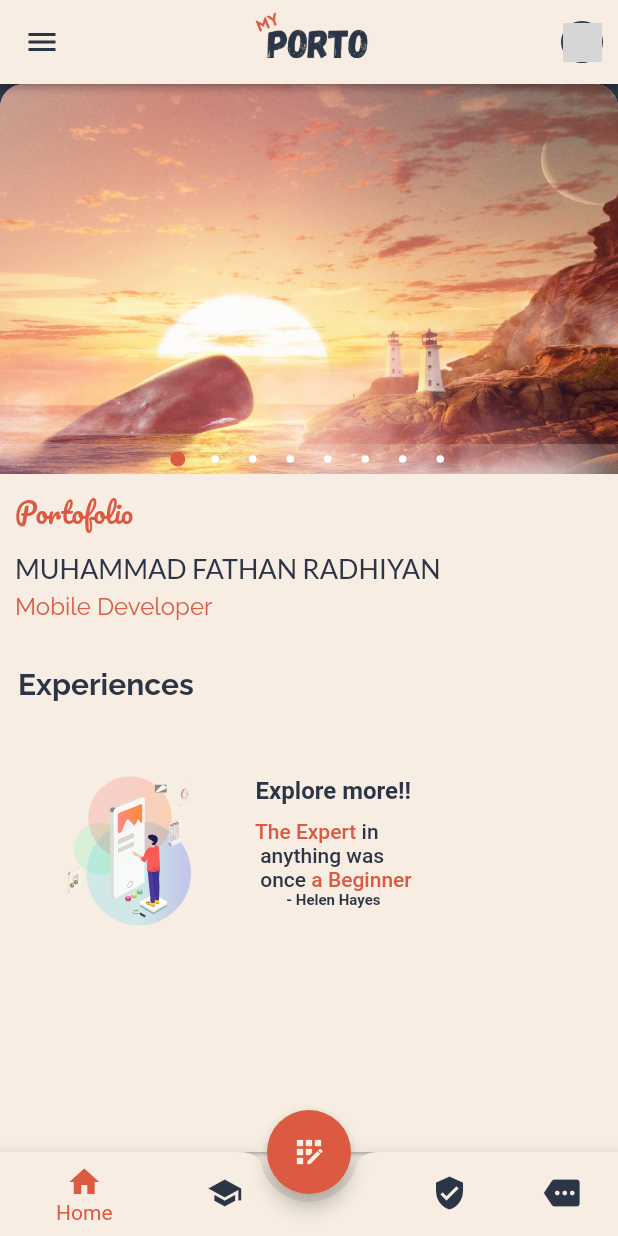
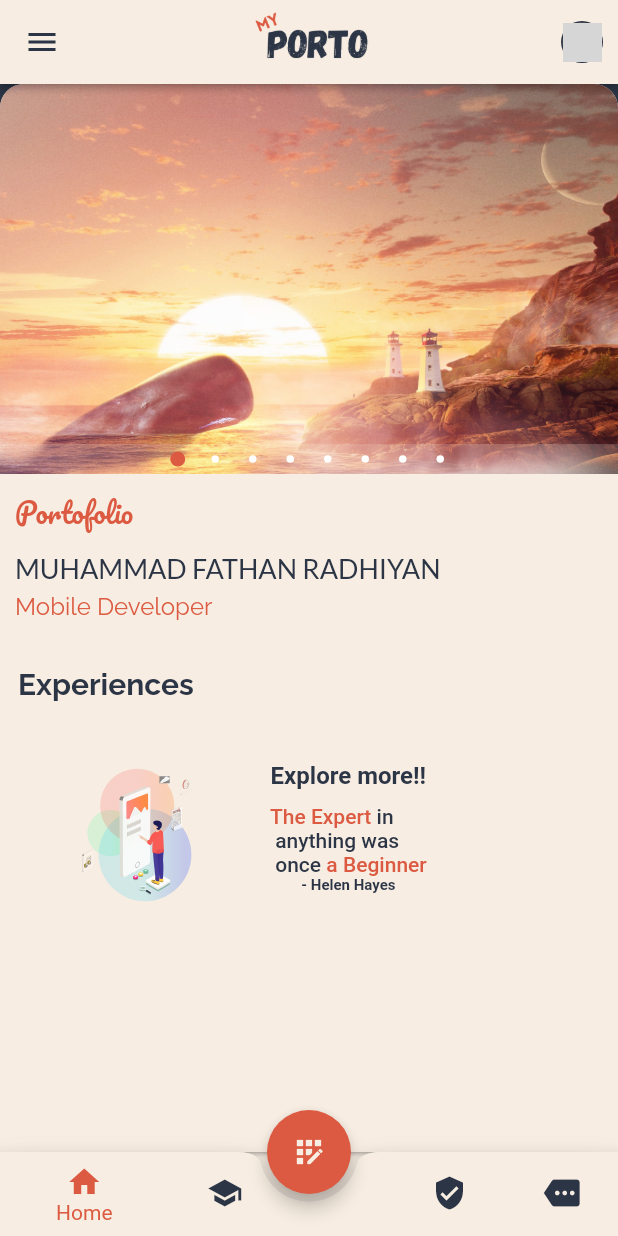
Before and after one commit to fathanradhiyan/my_porto, a Flutter app: the screen it shows after launch, on a phone screen of 412 x 824 dp. Run offline on Flutter 3.47's test engine with Material 2 defaults, Android fonts, the phone set to English and light mode, and no system bars; drawn by our look-alikes of backdrop, carousel_pro, lottie; our stand-ins replace badges, flutter_icons, google_fonts, percent_indicator, shared_preferences; missing offline and left inert: list_tile_switch; network calls fail; grey boxes are pictures that could not be loaded.

Commit message:
Update in experience_empty.dart

```diff
--- a/lib/screen/experience_empty.dart
+++ b/lib/screen/experience_empty.dart
@@ -2,8 +2,6 @@ import 'package:flutter/material.dart';
 import 'package:google_fonts/google_fonts.dart';
 import 'package:lottie/lottie.dart';
 import 'package:my_porto/const/colors.dart';
-import 'package:my_porto/provider/dark_theme_provider.dart';
-import 'package:provider/provider.dart';
 
 class ExperienceEmpty extends StatelessWidget {
   @override
@@ -14,7 +12,8 @@ class ExperienceEmpty extends StatelessWidget {
         child: Row(
           children: [
             SizedBox(
-              height: 180,
+              height: 160,
+              width: 160,
               child: LottieBuilder.asset('assets/images/no_experience.json'),
             ),
             SizedBox(width: 10,),
```
